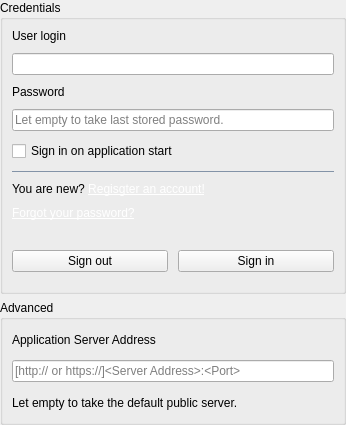
First picture: the form in src/app/gui/forms/widgetsettings.ui, repository botorabi/Meet4Eat-Desktop, before the edit.
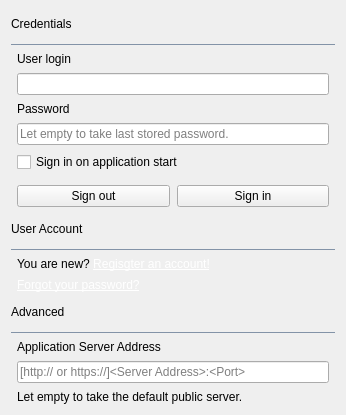
Second picture: the form after the edit.

Commit message:
Added support for editting user profile settings
- Added cmd line options for logging

Diff of the .ui file:
```diff
--- a/src/app/gui/forms/widgetsettings.ui
+++ b/src/app/gui/forms/widgetsettings.ui
@@ -10,7 +10,7 @@
     <x>0</x>
     <y>0</y>
     <width>346</width>
-    <height>425</height>
+    <height>415</height>
    </rect>
   </property>
   <property name="minimumSize">
@@ -23,6 +23,9 @@
    <string>Settings</string>
   </property>
   <layout class="QVBoxLayout" name="verticalLayout_2">
+   <property name="spacing">
+    <number>0</number>
+   </property>
    <property name="leftMargin">
     <number>0</number>
    </property>
@@ -37,14 +40,69 @@
    </property>
    <item>
     <layout class="QVBoxLayout" name="verticalLayout">
+     <property name="spacing">
+      <number>7</number>
+     </property>
+     <property name="leftMargin">
+      <number>11</number>
+     </property>
+     <property name="topMargin">
+      <number>11</number>
+     </property>
+     <property name="rightMargin">
+      <number>11</number>
+     </property>
+     <property name="bottomMargin">
+      <number>11</number>
+     </property>
      <item>
-      <widget class="QGroupBox" name="groupBoxLogin">
-       <property name="title">
+      <layout class="QVBoxLayout" name="verticalLayout_8">
+       <item>
+        <widget class="QLabel" name="label_5">
+         <property name="text">
         <string>Credentials</string>
        </property>
-       <layout class="QVBoxLayout" name="verticalLayout_4">
+        </widget>
+       </item>
+       <item>
+        <widget class="QLabel" name="labelLine_2">
+         <property name="minimumSize">
+          <size>
+           <width>0</width>
+           <height>1</height>
+          </size>
+         </property>
+         <property name="maximumSize">
+          <size>
+           <width>16777215</width>
+           <height>1</height>
+          </size>
+         </property>
+         <property name="styleSheet">
+          <string notr="true">QLabel {
+  background-color: rgb(131,147, 167);
+}</string>
+         </property>
+        </widget>
+       </item>
+      </layout>
+     </item>
+     <item>
+      <layout class="QVBoxLayout" name="verticalLayout_7">
         <property name="spacing">
-         <number>10</number>
+        <number>7</number>
+       </property>
+       <property name="leftMargin">
+        <number>6</number>
+       </property>
+       <property name="topMargin">
+        <number>0</number>
+       </property>
+       <property name="rightMargin">
+        <number>6</number>
+       </property>
+       <property name="bottomMargin">
+        <number>0</number>
         </property>
         <item>
          <widget class="QLabel" name="label_2">
@@ -93,48 +151,13 @@
           </property>
          </widget>
         </item>
-        <item>
-         <widget class="QLabel" name="labelLine">
-          <property name="minimumSize">
-           <size>
-            <width>0</width>
-            <height>1</height>
-           </size>
-          </property>
-          <property name="maximumSize">
-           <size>
-            <width>16777215</width>
-            <height>1</height>
-           </size>
-          </property>
-          <property name="styleSheet">
-           <string notr="true">QLabel {
-  background-color: rgb(131,147, 167);
-}</string>
-          </property>
-         </widget>
-        </item>
-        <item>
-         <widget class="QLabel" name="labelCreateAccount">
-          <property name="text">
-           <string>&lt;html&gt;&lt;head/&gt;&lt;body&gt;&lt;p&gt;You are new? &lt;a href=&quot;REGISTER&quot;&gt;&lt;span style=&quot; text-decoration: underline; color: white;&quot;&gt;Regisgter an account!&lt;/span&gt;&lt;/a&gt;&lt;/p&gt;&lt;/body&gt;&lt;/html&gt;</string>
-          </property>
-         </widget>
-        </item>
-        <item>
-         <widget class="QLabel" name="labelForgotPassword">
-          <property name="text">
-           <string>&lt;html&gt;&lt;head/&gt;&lt;body&gt;&lt;p&gt;&lt;a href=&quot;FORGOT_PW&quot;&gt;&lt;span style=&quot; text-decoration: underline; color: white;&quot;&gt;Forgot your password?&lt;/span&gt;&lt;/a&gt;&lt;/p&gt;&lt;/body&gt;&lt;/html&gt;</string>
-          </property>
-         </widget>
-        </item>
         <item>
          <layout class="QHBoxLayout" name="horizontalLayout">
           <property name="topMargin">
-           <number>20</number>
+          <number>6</number>
           </property>
           <property name="bottomMargin">
-           <number>10</number>
+          <number>2</number>
           </property>
           <item>
            <widget class="QPushButton" name="pushButtonSignOut">
@@ -159,36 +182,105 @@
          </layout>
         </item>
        </layout>
+     </item>
+     <item>
+      <layout class="QVBoxLayout" name="verticalLayout_11">
+       <item>
+        <widget class="QLabel" name="label_7">
+         <property name="text">
+          <string>User Account</string>
+         </property>
       </widget>
      </item>
      <item>
-      <widget class="QGroupBox" name="groupBoxAdvanced">
-       <property name="title">
-        <string>Advanced</string>
-       </property>
+        <widget class="QLabel" name="labelLine_6">
+         <property name="minimumSize">
+          <size>
+           <width>0</width>
+           <height>1</height>
+          </size>
+         </property>
+         <property name="maximumSize">
+          <size>
+           <width>16777215</width>
+           <height>1</height>
+          </size>
+         </property>
+         <property name="styleSheet">
+          <string notr="true">QLabel {
+  background-color: rgb(131,147, 167);
+}</string>
+         </property>
+        </widget>
+       </item>
+      </layout>
+     </item>
+     <item>
        <layout class="QVBoxLayout" name="verticalLayout_3">
+       <property name="leftMargin">
+        <number>6</number>
+       </property>
+       <property name="rightMargin">
+        <number>6</number>
+       </property>
         <item>
-         <widget class="QGroupBox" name="groupBoxServer">
+        <widget class="QLabel" name="labelCreateAccount">
+         <property name="text">
+          <string>&lt;html&gt;&lt;head/&gt;&lt;body&gt;&lt;p&gt;You are new? &lt;a href=&quot;REGISTER&quot;&gt;&lt;span style=&quot; text-decoration: underline; color: white;&quot;&gt;Regisgter an account!&lt;/span&gt;&lt;/a&gt;&lt;/p&gt;&lt;/body&gt;&lt;/html&gt;</string>
+         </property>
+        </widget>
+       </item>
+       <item>
+        <widget class="QLabel" name="labelForgotPassword">
+         <property name="text">
+          <string>&lt;html&gt;&lt;head/&gt;&lt;body&gt;&lt;p&gt;&lt;a href=&quot;FORGOT_PW&quot;&gt;&lt;span style=&quot; text-decoration: underline; color: white;&quot;&gt;Forgot your password?&lt;/span&gt;&lt;/a&gt;&lt;/p&gt;&lt;/body&gt;&lt;/html&gt;</string>
+         </property>
+        </widget>
+       </item>
+      </layout>
+     </item>
+     <item>
+      <layout class="QVBoxLayout" name="verticalLayout_9">
+       <item>
+        <widget class="QLabel" name="label_6">
+         <property name="text">
+          <string>Advanced</string>
+         </property>
+        </widget>
+       </item>
+       <item>
+        <widget class="QLabel" name="labelLine_3">
+         <property name="minimumSize">
+          <size>
+           <width>0</width>
+           <height>1</height>
+          </size>
+         </property>
+         <property name="maximumSize">
+          <size>
+           <width>16777215</width>
+           <height>1</height>
+          </size>
+         </property>
           <property name="styleSheet">
-           <string notr="true">QGroupBox {
-  border: 0;
+          <string notr="true">QLabel {
+  background-color: rgb(131,147, 167);
 }</string>
           </property>
-          <property name="title">
-           <string/>
-          </property>
-          <layout class="QVBoxLayout" name="verticalLayout_5">
-           <property name="spacing">
-            <number>10</number>
-           </property>
+        </widget>
+       </item>
+      </layout>
+     </item>
+     <item>
+      <layout class="QVBoxLayout" name="verticalLayout_10">
            <property name="leftMargin">
-            <number>0</number>
+        <number>6</number>
            </property>
            <property name="topMargin">
             <number>0</number>
            </property>
            <property name="rightMargin">
-            <number>0</number>
+        <number>6</number>
            </property>
            <property name="bottomMargin">
             <number>0</number>
@@ -218,10 +310,6 @@
             </widget>
            </item>
           </layout>
-         </widget>
-        </item>
-       </layout>
-      </widget>
      </item>
     </layout>
    </item>
```
Lines whose indentation alone changed are shown as unchanged. The commit also changes 22 other files.
